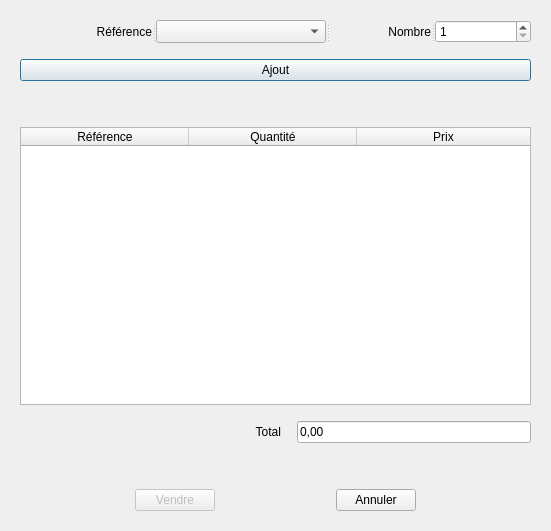
The window that qlot/ajoutventedialog.ui (Harenome/qlot) describes before a commit, drawn with Qt 5.
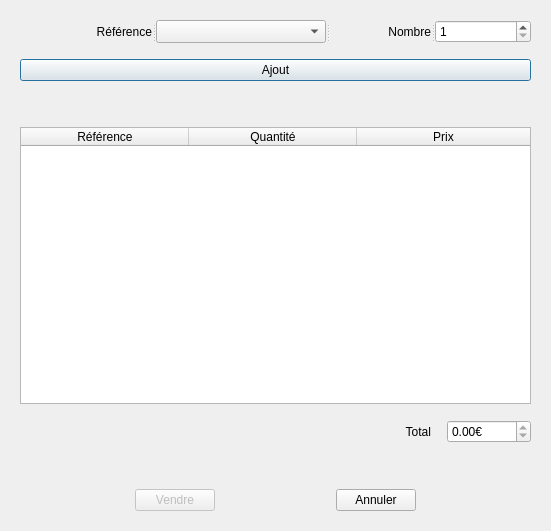
The same window after the commit. Icons and pictures are not drawn.

What changed in the file:
```diff
--- a/qlot/ajoutventedialog.ui
+++ b/qlot/ajoutventedialog.ui
@@ -197,13 +197,16 @@
          </spacer>
         </item>
         <item>
-         <widget class="QLineEdit" name="prix_total_vente">
-          <property name="text">
-           <string>0,00</string>
-          </property>
+         <widget class="QDoubleSpinBox" name="doubleSpinBox_prix_total">
           <property name="readOnly">
            <bool>true</bool>
           </property>
+          <property name="suffix">
+           <string>€</string>
+          </property>
+          <property name="maximum">
+           <double>99999.990000000005239</double>
+          </property>
          </widget>
         </item>
        </layout>
```
